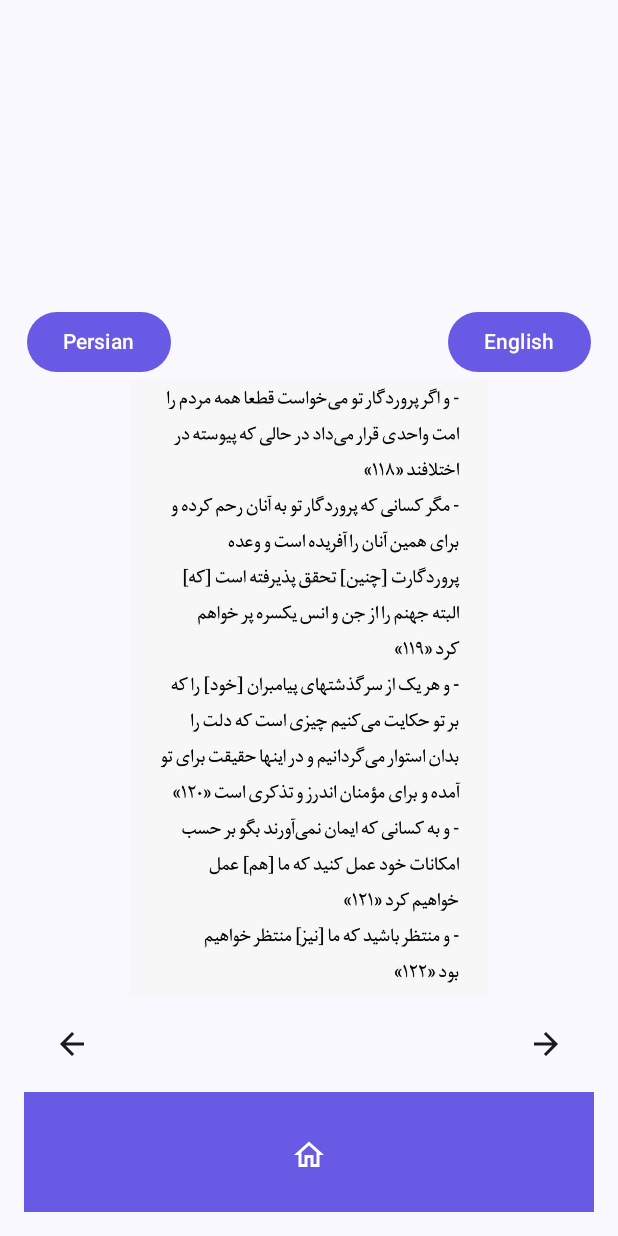
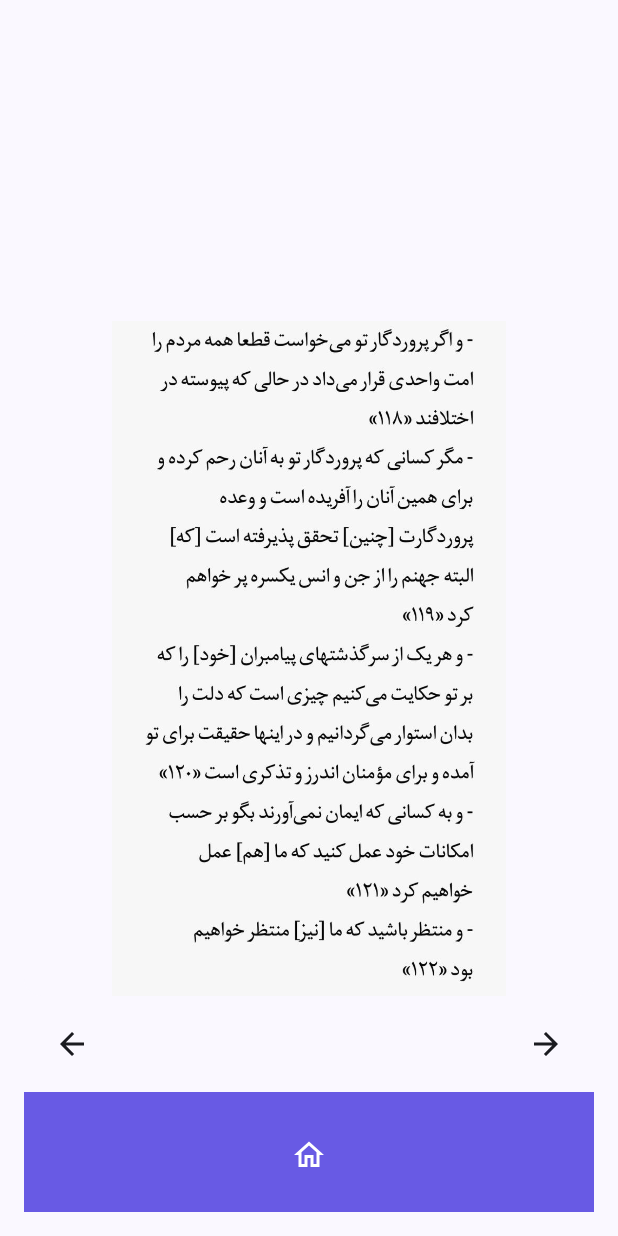
Before and after one commit to Precioux/Quran, an Android app built with Jetpack Compose: the composable Item2Page called with empty values, on a phone screen of 412 x 824 dp. Run offline under Robolectric (Android 15) with nearby library versions, the phone set to English and light mode, and no system bars.

Commit message:
quran translation is done

```diff
--- a/app/src/main/java/com/example/quran/pages/TranslateText.kt
+++ b/app/src/main/java/com/example/quran/pages/PersianText.kt
@@ -13,12 +13,10 @@ import androidx.compose.runtime.*
 import androidx.compose.ui.Modifier
 import androidx.compose.ui.draw.clip
 import androidx.compose.ui.res.painterResource
-import androidx.compose.ui.text.TextStyle
 import androidx.compose.ui.unit.dp
 import androidx.navigation.NavController
 import com.example.quran.BottomNavigationBar
 import com.example.quran.R
-import com.example.quran.ui.theme.saminp
 
 
 @Composable
@@ -39,15 +37,6 @@ fun Item2Page(navController: NavController, pageNumber: Int) {
 
     )
 
-    val englishPages = listOf(
-        R.drawable.english_page217,
-        R.drawable.english_page218,
-        R.drawable.english_page219,
-        R.drawable.english_page220,
-        R.drawable.english_page221,
-        R.drawable.english_page222
-    )
-
     var currentPage by remember { mutableStateOf(pageNumber) }
     var isPersian by remember { mutableStateOf(true) }
 
@@ -60,30 +49,15 @@ fun Item2Page(navController: NavController, pageNumber: Int) {
         verticalArrangement = Arrangement.Bottom
     ) {
 
-        // Language Switch Buttons
-        Row(
-            modifier = Modifier
-                .fillMaxWidth()
-                .padding(2.dp),
-            horizontalArrangement = Arrangement.SpaceBetween
-        ) {
-            Button(onClick = { isPersian = true }, colors = ButtonDefaults.buttonColors(containerColor = saminp)) {
-                Text(text="Persian" )
-            }
-
-            Button(onClick = { isPersian = false },colors = ButtonDefaults.buttonColors(containerColor = saminp)) {
-                Text("English")
-            }
-        }
 
         // Page Display
         Image(
             painter = if (isPersian) painterResource(id = persianPages[currentPage])
-            else painterResource(id = englishPages[currentPage]),
+            else painterResource(id = persianPages[currentPage]),
             contentDescription = null,
             modifier = Modifier
                 .fillMaxWidth()
-                .height(410.dp)
+                .height(450.dp)
                 .clip(MaterialTheme.shapes.medium)
                 .background(MaterialTheme.colorScheme.surface)
                 .clickable {
```
Also changed, not shown: app/src/main/java/com/example/quran/MainActivity.kt (+11 -1 lines), app/src/main/java/com/example/quran/pages/EnglishText.kt (added, +95 -0 lines).
